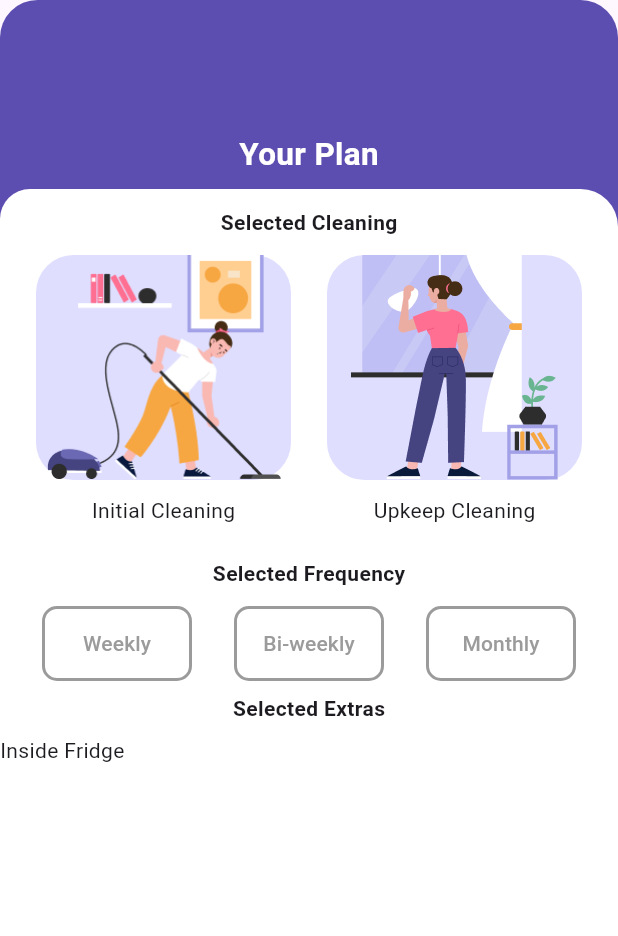
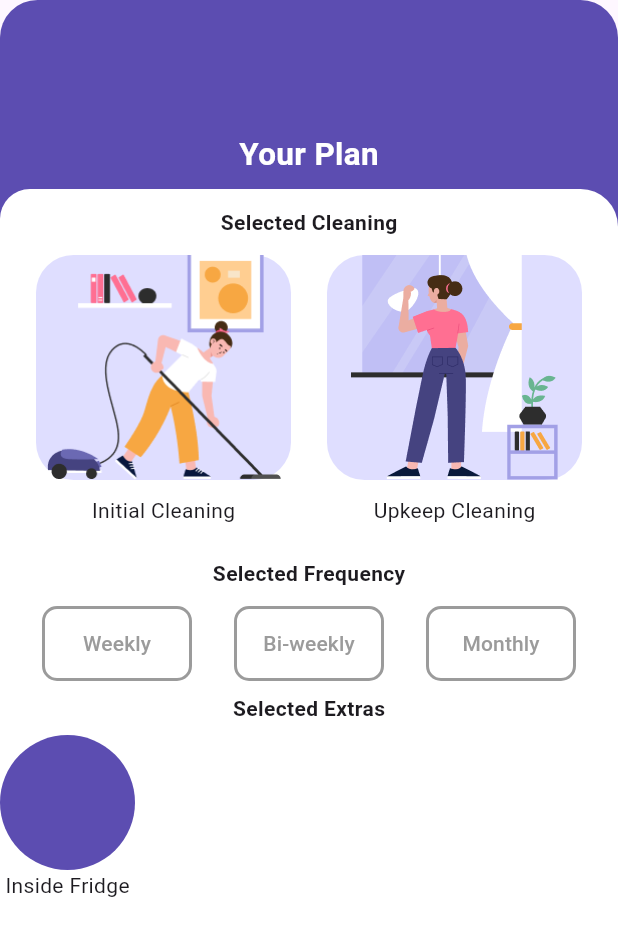
Before and after one commit to KubraErmeydan/Flutter-Frontend, a Flutter app: the screen it shows after launch, after a tap on "Get Started", on a phone screen of 412 x 824 dp. Shown: the top 936 px of the screen. Run offline on Flutter 3.47's test engine with Material 2 defaults, Android fonts, the phone set to English and light mode, and no system bars.

Commit message:
extracts added

```diff
--- a/lib/pages/plan_page.dart
+++ b/lib/pages/plan_page.dart
@@ -124,7 +124,7 @@ class _PlanPageState extends State<PlanPage> {
                        Container(
                          child: Column(
                            children: [
-
+                             CircleAvatar(backgroundColor:Color(0xff5C4DB1) ,radius:45,),
                              Text('Inside Fridge')
                            ],
                          ),
--- a/lib/pages/start_page.dart
+++ b/lib/pages/start_page.dart
@@ -21,14 +21,9 @@ class _StartPageState extends State<StartPage> {
                 children: [
                   SizedBox(height: 100,),
                   Image.asset(
-                    'assets/path1484.png',
+                    'assets/nimbl.png',
                     width: 20,
                     height: 27,
-                  ),
-                  Image.asset(
-                    'assets/path1483.png',
-                    width: 15,
-                    height: 22,
                   ),
                   SizedBox(width: 5,),
                   Text('Nimbl.', style: TextStyle(fontSize: 26,color: Colors.white,fontWeight: FontWeight.bold),),
```
Also changed, not shown: assets/blinds.png (renamed from assets/Group 151.png), assets/fridge.png (renamed from assets/Group 150.png), assets/mrprofile.png (renamed from assets/fc8cc65f046eeb0b9efb159aad932e2b.png), assets/mrsprofile.png (renamed from assets/afro-afro-hair-beautiful-1996250.png), assets/nimbl.png (added), assets/organizing.png (renamed from assets/Group 152.png), assets/paid.png (renamed from assets/Rectangle 1623.png), assets/path1483.png (deleted), assets/path1484.png (deleted), assets/patio.png (renamed from assets/Group 153.png), assets/userprofile.png (renamed from assets/Group 3630.png).
